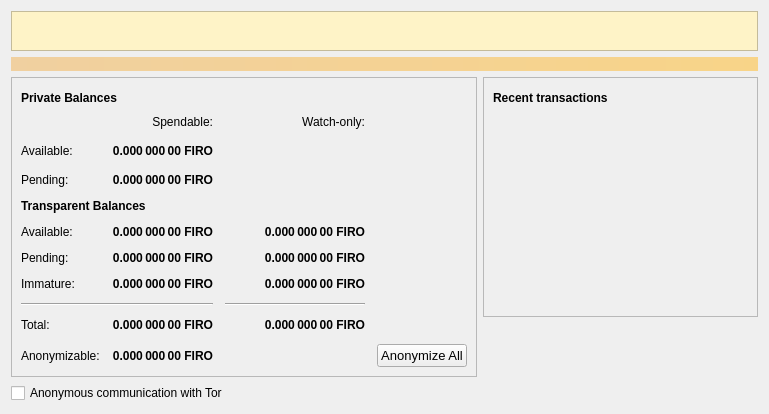
Old version of the form src/qt/forms/overviewpage.ui in the repository PrivoraCore/Privora.
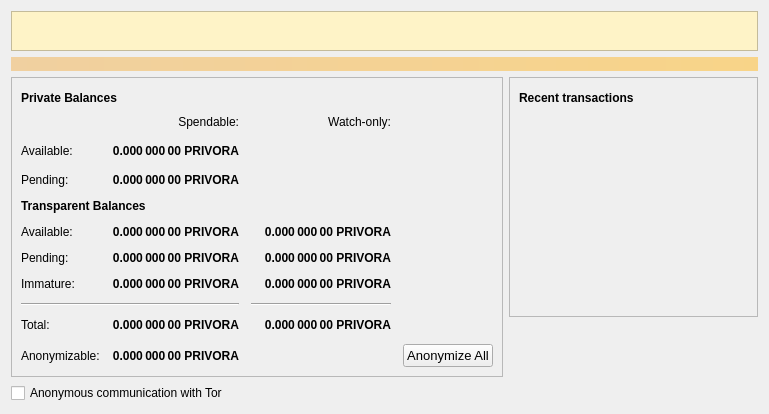
New version of the form. Icons and pictures are not drawn.

```diff
--- a/src/qt/forms/overviewpage.ui
+++ b/src/qt/forms/overviewpage.ui
@@ -227,7 +227,7 @@
                </font>
               </property>
               <property name="text">
-               <string>0.000 000 00 FIRO</string>
+               <string>0.000 000 00 PRIVORA</string>
               </property>
               <property name="alignment">
                <set>Qt::AlignRight|Qt::AlignTrailing|Qt::AlignVCenter</set>
@@ -249,7 +249,7 @@
                <string>Unconfirmed transactions to watch-only addresses</string>
               </property>
               <property name="text">
-               <string notr="true">0.000 000 00 FIRO</string>
+               <string notr="true">0.000 000 00 PRIVORA</string>
               </property>
               <property name="alignment">
                <set>Qt::AlignRight|Qt::AlignTrailing|Qt::AlignVCenter</set>
@@ -274,7 +274,7 @@
                <string>Your current spendable balance</string>
               </property>
               <property name="text">
-               <string notr="true">0.000 000 00 FIRO</string>
+               <string notr="true">0.000 000 00 PRIVORA</string>
               </property>
               <property name="alignment">
                <set>Qt::AlignRight|Qt::AlignTrailing|Qt::AlignVCenter</set>
@@ -309,7 +309,7 @@
                <string>Your current balance in watch-only addresses</string>
               </property>
               <property name="text">
-               <string notr="true">0.000 000 00 FIRO</string>
+               <string notr="true">0.000 000 00 PRIVORA</string>
               </property>
               <property name="alignment">
                <set>Qt::AlignRight|Qt::AlignTrailing|Qt::AlignVCenter</set>
@@ -341,7 +341,7 @@
                <string>Total of anonymize transactions that have yet to be confirmed, and do not yet count toward the spendable balance</string>
               </property>
               <property name="text">
-               <string>0.000 000 00 FIRO</string>
+               <string>0.000 000 00 PRIVORA</string>
               </property>
               <property name="alignment">
                <set>Qt::AlignRight|Qt::AlignTrailing|Qt::AlignVCenter</set>
@@ -416,7 +416,7 @@
                <string>Your current total balance</string>
               </property>
               <property name="text">
-               <string notr="true">0.000 000 00 FIRO</string>
+               <string notr="true">0.000 000 00 PRIVORA</string>
               </property>
               <property name="alignment">
                <set>Qt::AlignRight|Qt::AlignTrailing|Qt::AlignVCenter</set>
@@ -441,7 +441,7 @@
                <string>Current total balance in watch-only addresses</string>
               </property>
               <property name="text">
-               <string notr="true">0.000 000 00 FIRO</string>
+               <string notr="true">0.000 000 00 PRIVORA</string>
               </property>
               <property name="alignment">
                <set>Qt::AlignRight|Qt::AlignTrailing|Qt::AlignVCenter</set>
@@ -473,7 +473,7 @@
                <string>Total of transactions that have yet to be confirmed, and do not yet count toward the spendable balance</string>
               </property>
               <property name="text">
-               <string notr="true">0.000 000 00 FIRO</string>
+               <string notr="true">0.000 000 00 PRIVORA</string>
               </property>
               <property name="alignment">
                <set>Qt::AlignRight|Qt::AlignTrailing|Qt::AlignVCenter</set>
@@ -523,7 +523,7 @@
                <string>Mined balance that has not yet matured</string>
               </property>
               <property name="text">
-               <string notr="true">0.000 000 00 FIRO</string>
+               <string notr="true">0.000 000 00 PRIVORA</string>
               </property>
               <property name="alignment">
                <set>Qt::AlignRight|Qt::AlignTrailing|Qt::AlignVCenter</set>
@@ -548,7 +548,7 @@
                <string>Mined balance in watch-only addresses that has not yet matured</string>
               </property>
               <property name="text">
-               <string notr="true">0.000 000 00 FIRO</string>
+               <string notr="true">0.000 000 00 PRIVORA</string>
               </property>
               <property name="alignment">
                <set>Qt::AlignRight|Qt::AlignTrailing|Qt::AlignVCenter</set>
@@ -580,7 +580,7 @@
                <string>Your current spendable anonymized balance</string>
               </property>
               <property name="text">
-               <string>0.000 000 00 FIRO</string>
+               <string>0.000 000 00 PRIVORA</string>
               </property>
               <property name="alignment">
                <set>Qt::AlignRight|Qt::AlignTrailing|Qt::AlignVCenter</set>
```
Left out of the diff: 10 changed lines with no effect on the pictures.
